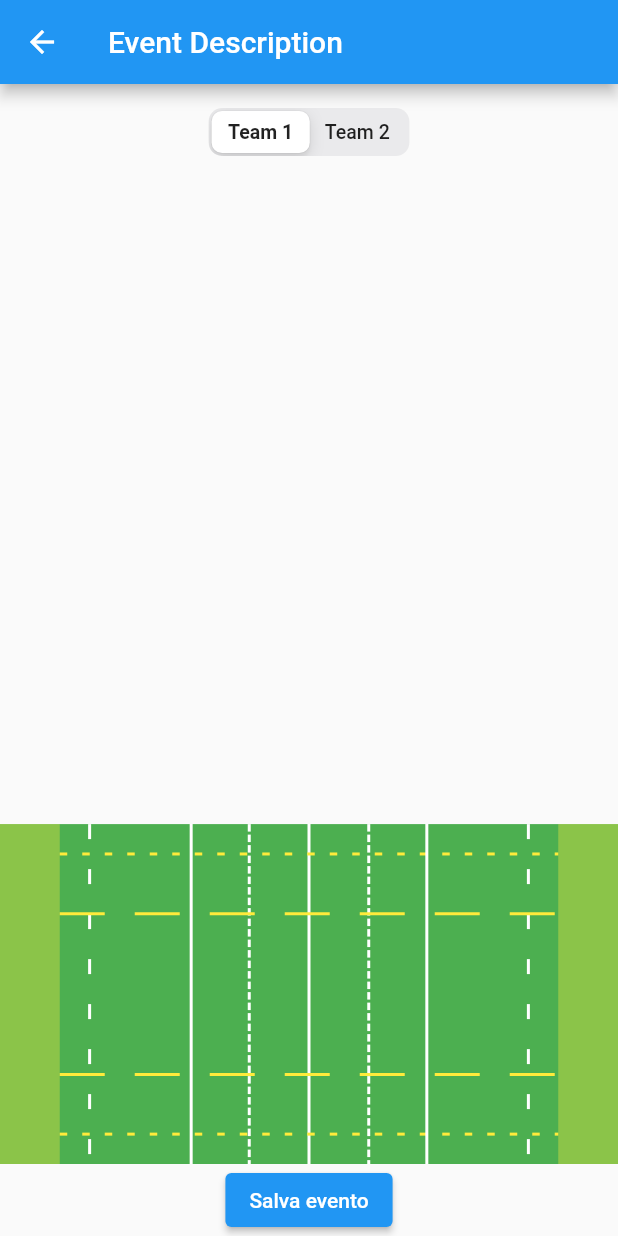
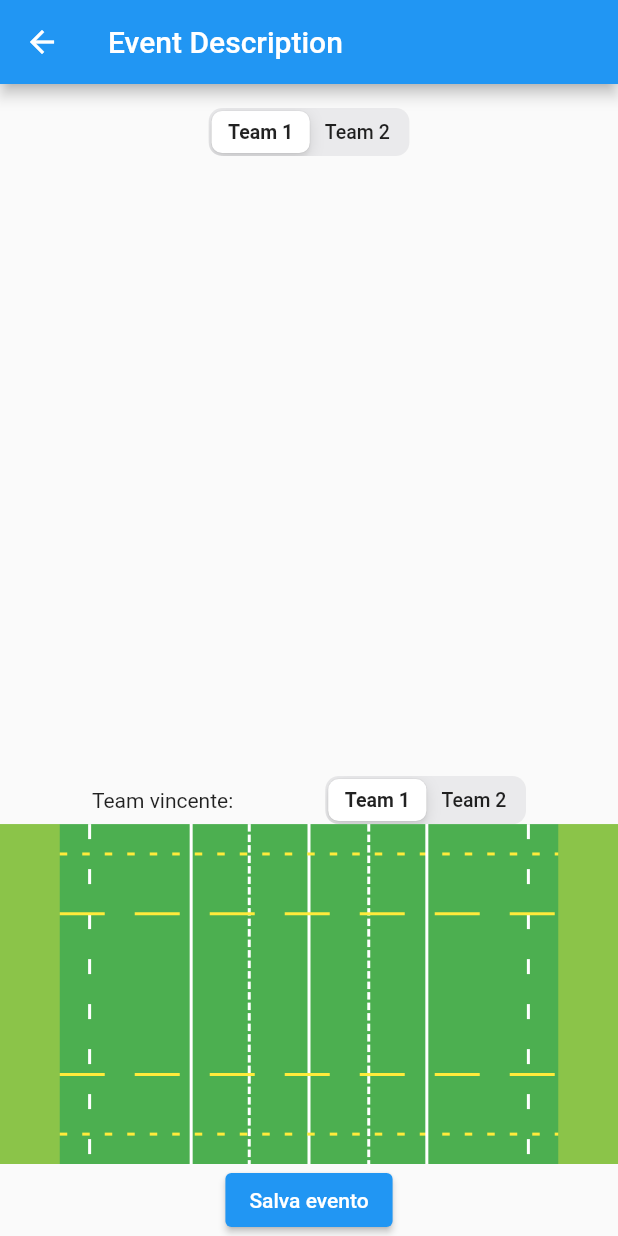
Before and after one commit to mario-catillo/match_recorder, a Flutter app: the EventDescriptionView screen opened directly with empty values, on a phone screen of 412 x 824 dp. Run offline on Flutter 3.47's test engine with Material 2 defaults, Android fonts, the phone set to English and light mode, and no system bars.

Commit message:
scrum event

```diff
--- a/lib/event_description_view.dart
+++ b/lib/event_description_view.dart
@@ -3,6 +3,7 @@ import 'package:flutter/material.dart';
 import 'package:match_recorder/models/app_state.dart';
 import 'package:match_recorder/models/base_event.dart';
 import 'package:match_recorder/models/player.dart';
+import 'package:match_recorder/models/scrum_event.dart';
 import 'package:match_recorder/team_page.dart';
 import 'package:match_recorder/widgets/players_select.dart';
 import 'package:match_recorder/widgets/rugby_field/rugby_field.dart';
@@ -17,8 +18,6 @@ class EventDescriptionView extends StatefulWidget {
 }
 
 class _EventDescriptionViewState extends State<EventDescriptionView> {
-  TeamType selectedTeam = TeamType.team1;
-
   List<Player> selectedPlayers = [];
   late BaseEvent event;
   @override
@@ -29,7 +28,6 @@ class _EventDescriptionViewState extends State<EventDescriptionView> {
 
   void _saveEvent() {
     event.players = selectedPlayers;
-    event.teamType = selectedTeam;
     context.read<AppState>().pushEvent(event);
     Navigator.pop(context);
   }
@@ -51,18 +49,39 @@ class _EventDescriptionViewState extends State<EventDescriptionView> {
             onValueChanged: (TeamType? team) {
               if (team != null) {
                 setState(() {
-                  selectedTeam = team;
+                  event.teamType = team;
                 });
               }
             },
-            groupValue: selectedTeam,
+            groupValue: event.teamType,
           ),
           Expanded(
               child: PlayersSelect(
-            teamType: selectedTeam,
+            teamType: event.teamType,
             onPlayersChanged: (List<Player> players) =>
                 selectedPlayers = players,
           )),
+          if (event is ScrumEvent)
+            Row(
+              mainAxisAlignment: MainAxisAlignment.spaceEvenly,
+              children: [
+                Text("Team vincente:"),
+                CupertinoSlidingSegmentedControl<TeamType>(
+                  children: const {
+                    TeamType.team1: Text('Team 1'),
+                    TeamType.team2: Text('Team 2'),
+                  },
+                  onValueChanged: (TeamType? team) {
+                    if (team != null) {
+                      setState(() {
+                        (event as ScrumEvent).winnerTeam = team;
+                      });
+                    }
+                  },
+                  groupValue: (event as ScrumEvent).winnerTeam,
+                ),
+              ],
+            ),
           LayoutBuilder(
             builder: (BuildContext ctx, BoxConstraints constraints) => SizedBox(
                 width: constraints.maxWidth,
--- a/lib/main_event_buttons.dart
+++ b/lib/main_event_buttons.dart
@@ -2,9 +2,11 @@ import 'package:flutter/material.dart';
 import 'package:match_recorder/event_description_view.dart';
 import 'package:match_recorder/models/app_state.dart';
 import 'package:match_recorder/models/base_event.dart';
+import 'package:match_recorder/models/scrum_event.dart';
 import 'package:match_recorder/models/stopwatch_state.dart';
 import 'package:match_recorder/models/tackle_event.dart';
 import 'package:match_recorder/models/try_event.dart';
+import 'package:match_recorder/team_page.dart';
 import 'package:provider/provider.dart';
 
 class MainEventButtons extends StatelessWidget {
@@ -50,6 +52,14 @@ class MainEventButtons extends StatelessWidget {
           onPressed: () => null,
           child: const Text('Drop Goal'),
         ),
+        MaterialButton(
+          onPressed: () => _onEventPressed(
+              context,
+              ScrumEvent(
+                  time: context.read<StopwatchState>().currentTime.value,
+                  winnerTeam: TeamType.team1)),
+          child: const Text('Scrum'),
+        ),
       ],
     );
   }
--- /dev/null
+++ b/lib/models/scrum_event.dart
@@ -0,0 +1,11 @@
+import 'package:match_recorder/models/base_event.dart';
+import 'package:match_recorder/team_page.dart';
+
+class ScrumEvent extends BaseEvent {
+  TeamType winnerTeam;
+  ScrumEvent({required String time, required this.winnerTeam})
+      : super(name: 'Scrum', time: time);
+
+  @override
+  String getEventName() => 'Scrum';
+}
```
